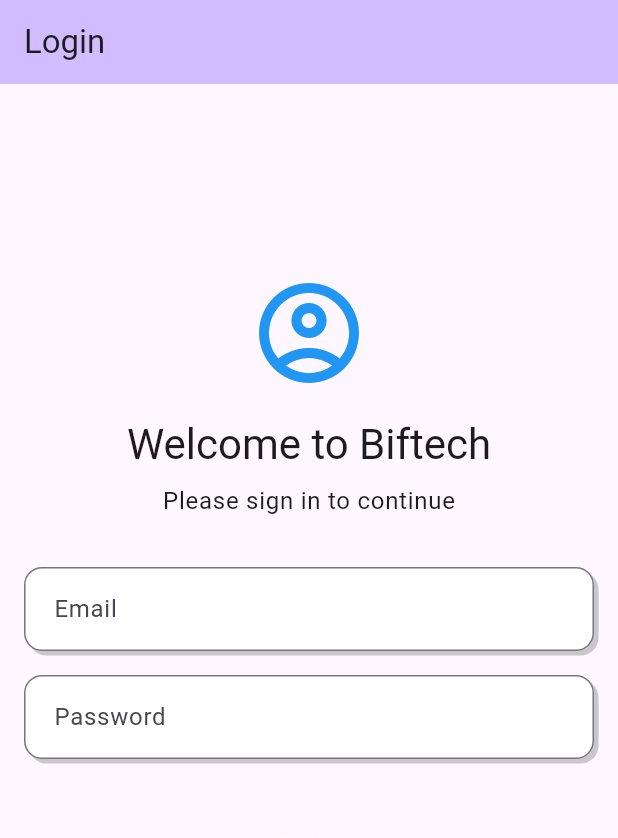
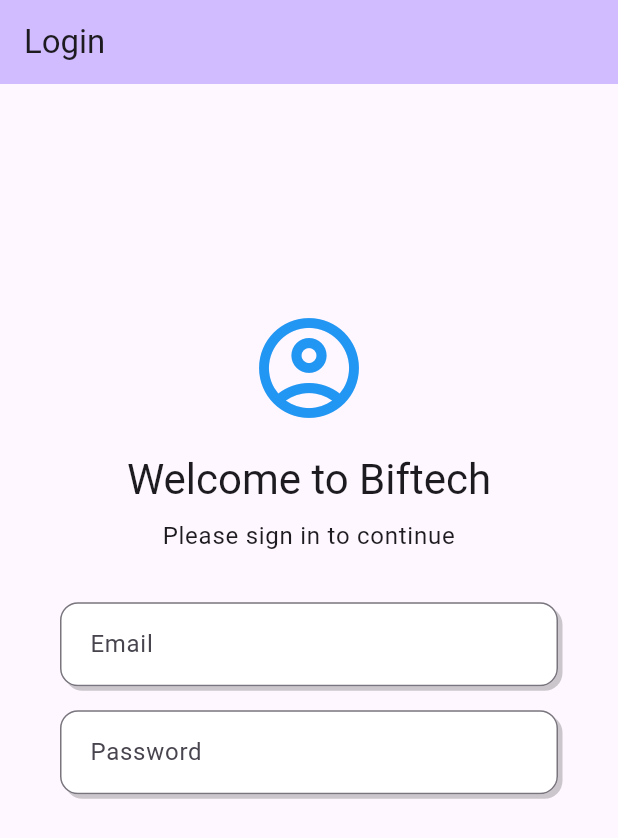
Before and after one commit to sakshamsri4/biftech, a Flutter app: the screen it shows after launch, on a phone screen of 412 x 824 dp. Shown: the top 838 px of the screen. Run offline on Flutter 3.47's test engine with Material 3 defaults, Android fonts, the light colour scheme and no system bars; our stand-ins replace bloc, equatable, flutter_bloc, formz; missing offline and left inert: neopop; generated files the repository leaves out were written again.

Commit message:
fix: improve responsiveness and handle keyboard appearance

```diff
--- a/lib/features/auth/view/auth_form.dart
+++ b/lib/features/auth/view/auth_form.dart
@@ -1,10 +1,10 @@
-import 'package:flutter/material.dart';
-import 'package:flutter_bloc/flutter_bloc.dart';
-import 'package:formz/formz.dart';
 import 'package:biftech/features/auth/cubit/auth_cubit.dart';
 import 'package:biftech/features/auth/cubit/auth_state.dart';
 import 'package:biftech/features/auth/model/models.dart';
 import 'package:biftech/shared/widgets/widgets.dart';
+import 'package:flutter/material.dart';
+import 'package:flutter_bloc/flutter_bloc.dart';
+import 'package:formz/formz.dart';
 
 /// {@template auth_form}
 /// A form for user authentication.
@@ -30,6 +30,10 @@
 
   @override
   Widget build(BuildContext context) {
+    // Get the screen size to make the UI responsive
+    final screenSize = MediaQuery.of(context).size;
+    final keyboardVisible = MediaQuery.of(context).viewInsets.bottom > 0;
+
     return BlocListener<AuthCubit, AuthState>(
       listenWhen: (previous, current) => previous.status != current.status,
       listener: (context, state) {
@@ -55,19 +59,36 @@
           // Navigator.of(context).pushReplacementNamed('/home');
         }
       },
-      child: Align(
-        alignment: const Alignment(0, -1 / 3),
+      child: SingleChildScrollView(
+        physics: const ClampingScrollPhysics(),
+        child: Padding(
+          padding: EdgeInsets.symmetric(
+            horizontal: 24,
+            // Add extra bottom padding when keyboard is visible
+            vertical: keyboardVisible ? 20 : 0,
+          ),
+          child: ConstrainedBox(
+            constraints: BoxConstraints(
+              minHeight: screenSize.height -
+                  MediaQuery.of(context).viewInsets.bottom -
+                  100,
+            ),
             child: Column(
-          mainAxisSize: MainAxisSize.min,
+              mainAxisAlignment: keyboardVisible
+                  ? MainAxisAlignment.start
+                  : MainAxisAlignment.center,
               children: [
-            const _WelcomeHeader(),
-            const SizedBox(height: 32),
+                if (!keyboardVisible) const _WelcomeHeader(),
+                if (!keyboardVisible) const SizedBox(height: 32),
                 _EmailInput(controller: _emailController),
                 const SizedBox(height: 16),
                 _PasswordInput(controller: _passwordController),
                 const SizedBox(height: 32),
                 const _LoginButton(),
+                const SizedBox(height: 16),
               ],
+            ),
+          ),
         ),
       ),
     );
@@ -79,22 +100,37 @@
 
   @override
   Widget build(BuildContext context) {
+    // Make the header responsive based on screen size
+    final screenSize = MediaQuery.of(context).size;
+    final isSmallScreen = screenSize.width < 360;
+
     return Column(
       children: [
-        const Icon(
+        Icon(
           Icons.account_circle_outlined,
-          size: 80,
+          // Adjust icon size based on screen size
+          size: isSmallScreen ? 60 : 80,
           color: Colors.blue,
         ),
-        const SizedBox(height: 16),
+        SizedBox(height: isSmallScreen ? 12 : 16),
         Text(
           'Welcome to Biftech',
-          style: Theme.of(context).textTheme.headlineMedium,
+          style: Theme.of(context).textTheme.headlineMedium?.copyWith(
+                // Adjust font size based on screen size
+                fontSize: isSmallScreen ? 20 : null,
               ),
-        const SizedBox(height: 8),
+          // Center text and ensure it doesn't overflow
+          textAlign: TextAlign.center,
+        ),
+        SizedBox(height: isSmallScreen ? 6 : 8),
         Text(
           'Please sign in to continue',
-          style: Theme.of(context).textTheme.bodyLarge,
+          style: Theme.of(context).textTheme.bodyLarge?.copyWith(
+                // Adjust font size based on screen size
+                fontSize: isSmallScreen ? 14 : null,
+              ),
+          // Center text and ensure it doesn't overflow
+          textAlign: TextAlign.center,
         ),
       ],
     );
@@ -163,7 +199,8 @@
   Widget build(BuildContext context) {
     return BlocBuilder<AuthCubit, AuthState>(
       buildWhen: (previous, current) =>
-          previous.status != current.status || previous.isValid != current.isValid,
+          previous.status != current.status ||
+          previous.isValid != current.isValid,
       builder: (context, state) {
         return NeoButton(
           onTap: () {
--- a/lib/features/auth/view/auth_page.dart
+++ b/lib/features/auth/view/auth_page.dart
@@ -15,17 +15,26 @@
 
   @override
   Widget build(BuildContext context) {
-    return Scaffold(
+    return GestureDetector(
+      // Dismiss keyboard when tapping outside of text fields
+      onTap: () => FocusScope.of(context).unfocus(),
+      child: Scaffold(
+        // Use resizeToAvoidBottomInset to handle keyboard appearance
+        resizeToAvoidBottomInset: true,
         appBar: AppBar(
           title: const Text('Login'),
+          // Make the app bar responsive
+          toolbarHeight: MediaQuery.of(context).size.height > 600 ? 56 : 48,
         ),
-      body: Padding(
-        padding: const EdgeInsets.all(16),
+        body: SafeArea(
+          // Use SafeArea to handle notches and system UI elements
+          minimum: const EdgeInsets.symmetric(horizontal: 16),
           child: BlocProvider(
             create: (_) => AuthCubit(),
             child: const AuthForm(),
           ),
         ),
+      ),
     );
   }
 }
--- a/lib/shared/widgets/neo_button.dart
+++ b/lib/shared/widgets/neo_button.dart
@@ -28,12 +28,22 @@
 
   @override
   Widget build(BuildContext context) {
+    // Make the button responsive based on screen size
+    final screenWidth = MediaQuery.of(context).size.width;
+    final isSmallScreen = screenWidth < 360;
+
     return NeoPopButton(
       color: isEnabled ? Theme.of(context).primaryColor : Colors.grey,
       onTapUp: isEnabled && !isLoading ? onTap : null,
       onTapDown: () {},
+      // Add depth and shadow configuration for better appearance
+      depth: 5,
       child: Padding(
-        padding: const EdgeInsets.symmetric(horizontal: 20, vertical: 15),
+        // Adjust padding based on screen size
+        padding: EdgeInsets.symmetric(
+          horizontal: isSmallScreen ? 16 : 20,
+          vertical: isSmallScreen ? 12 : 15,
+        ),
         child: isLoading
             ? const SizedBox(
                 height: 20,
@@ -45,10 +55,14 @@
               )
             : Text(
                 label,
-                style: const TextStyle(
+                style: TextStyle(
                   color: Colors.white,
                   fontWeight: FontWeight.bold,
+                  // Adjust font size based on screen size
+                  fontSize: isSmallScreen ? 14 : 16,
                 ),
+                // Center text and ensure it doesn't overflow
+                textAlign: TextAlign.center,
               ),
       ),
     );
--- a/lib/shared/widgets/neo_text_field.dart
+++ b/lib/shared/widgets/neo_text_field.dart
@@ -31,6 +31,10 @@
 
   @override
   Widget build(BuildContext context) {
+    // Make the text field responsive based on screen size
+    final screenWidth = MediaQuery.of(context).size.width;
+    final isSmallScreen = screenWidth < 360;
+
     return Container(
       decoration: BoxDecoration(
         color: Colors.white,
@@ -42,6 +46,10 @@
           ),
         ],
       ),
+      // Constrain the height to prevent overflow
+      constraints: BoxConstraints(
+        maxHeight: errorText != null ? 80 : 60,
+      ),
       child: TextField(
         controller: controller,
         autofillHints:
@@ -51,14 +59,30 @@
             : TextInputType.emailAddress,
         obscureText: obscureText,
         onChanged: onChanged,
+        // Add text input action to improve keyboard navigation
+        textInputAction:
+            obscureText ? TextInputAction.done : TextInputAction.next,
+        // Adjust style based on screen size
+        style: TextStyle(fontSize: isSmallScreen ? 14 : 16),
         decoration: InputDecoration(
           labelText: labelText,
           errorText: errorText,
+          // Adjust error style to prevent overflow
+          errorStyle: TextStyle(
+            fontSize: isSmallScreen ? 10 : 12,
+            height: 0.8,
+          ),
           border: OutlineInputBorder(
             borderRadius: BorderRadius.circular(12),
           ),
-          contentPadding:
-              const EdgeInsets.symmetric(horizontal: 16, vertical: 16),
+          contentPadding: EdgeInsets.symmetric(
+            horizontal: 16,
+            vertical: isSmallScreen ? 12 : 16,
+          ),
+          // Make the label text responsive
+          labelStyle: TextStyle(fontSize: isSmallScreen ? 14 : 16),
+          // Ensure error text is visible but compact
+          isDense: true,
         ),
       ),
     );
```
Lines whose indentation alone changed are shown as unchanged.
